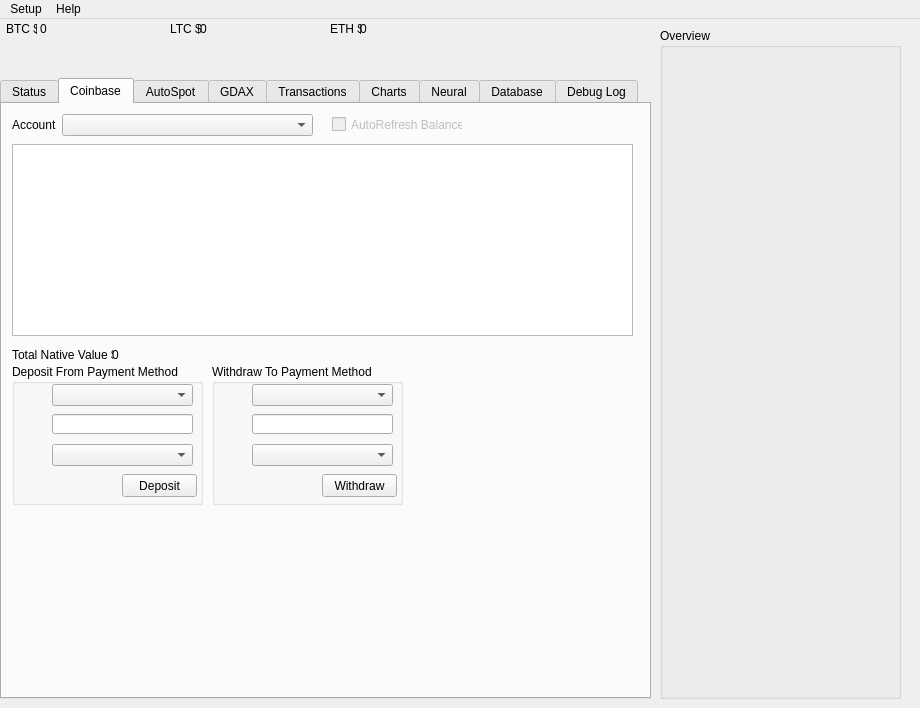
Qt form bpwindow.ui (Xenrutcon/bitProphet-Qt) before a commit.
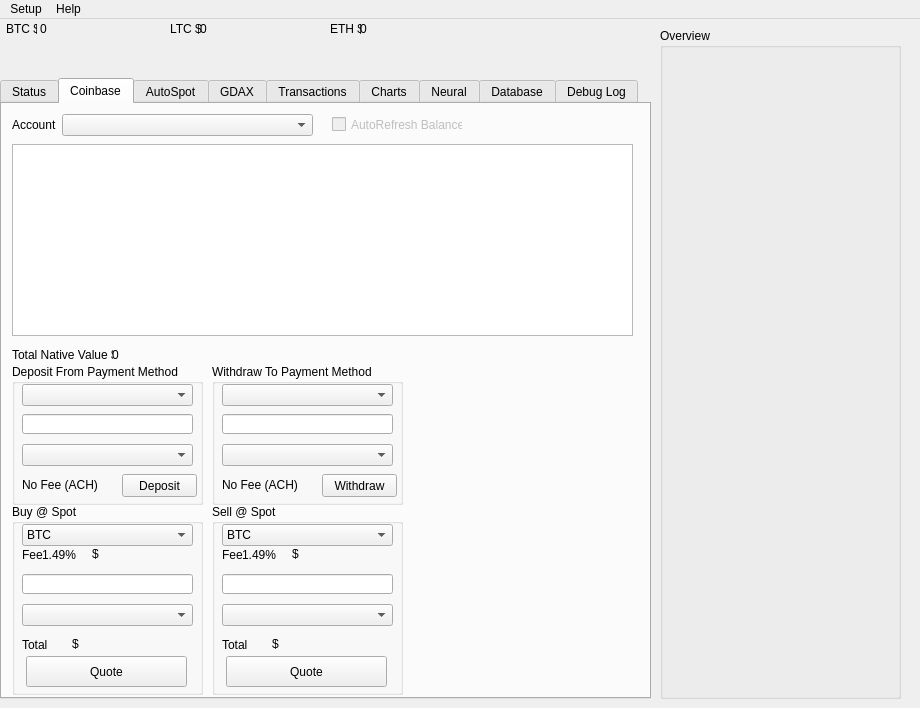
The same form after that commit. The open tabs and pages were chosen to show the change.

What changed in the file:
```diff
--- a/bpwindow.ui
+++ b/bpwindow.ui
@@ -163,9 +163,9 @@
       <widget class="QComboBox" name="mDepFromComboBox">
        <property name="geometry">
         <rect>
-         <x>40</x>
+         <x>10</x>
          <y>20</y>
-         <width>141</width>
+         <width>171</width>
          <height>22</height>
         </rect>
        </property>
@@ -173,9 +173,9 @@
       <widget class="QLineEdit" name="mDepositFromAmount">
        <property name="geometry">
         <rect>
-         <x>40</x>
+         <x>10</x>
          <y>50</y>
-         <width>141</width>
+         <width>171</width>
          <height>20</height>
         </rect>
        </property>
@@ -183,13 +183,26 @@
       <widget class="QComboBox" name="mDepToComboBox">
        <property name="geometry">
         <rect>
-         <x>40</x>
+         <x>10</x>
          <y>80</y>
-         <width>141</width>
+         <width>171</width>
          <height>22</height>
         </rect>
        </property>
       </widget>
+      <widget class="QLabel" name="label_15">
+       <property name="geometry">
+        <rect>
+         <x>10</x>
+         <y>110</y>
+         <width>91</width>
+         <height>21</height>
+        </rect>
+       </property>
+       <property name="text">
+        <string>No Fee (ACH)</string>
+       </property>
+      </widget>
      </widget>
      <widget class="QGroupBox" name="mWithdrawToPayMethodGroup">
       <property name="geometry">
@@ -219,9 +232,9 @@
       <widget class="QComboBox" name="mWithdrawToComboBox">
        <property name="geometry">
         <rect>
-         <x>40</x>
+         <x>10</x>
          <y>80</y>
-         <width>141</width>
+         <width>171</width>
          <height>22</height>
         </rect>
        </property>
@@ -229,9 +242,9 @@
       <widget class="QComboBox" name="mWithdrawFromComboBox">
        <property name="geometry">
         <rect>
-         <x>40</x>
+         <x>10</x>
          <y>20</y>
-         <width>141</width>
+         <width>171</width>
          <height>22</height>
         </rect>
        </property>
@@ -239,11 +252,296 @@
       <widget class="QLineEdit" name="mWithdrawToAmount">
        <property name="geometry">
         <rect>
-         <x>40</x>
+         <x>10</x>
          <y>50</y>
-         <width>141</width>
+         <width>171</width>
          <height>20</height>
         </rect>
+       </property>
+      </widget>
+      <widget class="QLabel" name="label_16">
+       <property name="geometry">
+        <rect>
+         <x>10</x>
+         <y>110</y>
+         <width>91</width>
+         <height>21</height>
+        </rect>
+       </property>
+       <property name="text">
+        <string>No Fee (ACH)</string>
+       </property>
+      </widget>
+     </widget>
+     <widget class="QGroupBox" name="mDepositFromPayMethodGroup_2">
+      <property name="geometry">
+       <rect>
+        <x>10</x>
+        <y>400</y>
+        <width>191</width>
+        <height>191</height>
+       </rect>
+      </property>
+      <property name="title">
+       <string>Buy @ Spot</string>
+      </property>
+      <widget class="QPushButton" name="mQuoteBuyForPaymentMethodButton">
+       <property name="geometry">
+        <rect>
+         <x>14</x>
+         <y>152</y>
+         <width>161</width>
+         <height>31</height>
+        </rect>
+       </property>
+       <property name="text">
+        <string>Quote</string>
+       </property>
+      </widget>
+      <widget class="QLineEdit" name="mDepositFromAmount_2">
+       <property name="geometry">
+        <rect>
+         <x>10</x>
+         <y>70</y>
+         <width>171</width>
+         <height>20</height>
+        </rect>
+       </property>
+      </widget>
+      <widget class="QComboBox" name="mSpotBuyWithPaymentMethodComboBox">
+       <property name="geometry">
+        <rect>
+         <x>10</x>
+         <y>100</y>
+         <width>171</width>
+         <height>22</height>
+        </rect>
+       </property>
+      </widget>
+      <widget class="QLabel" name="mBuyFeeLabel">
+       <property name="geometry">
+        <rect>
+         <x>80</x>
+         <y>40</y>
+         <width>101</width>
+         <height>20</height>
+        </rect>
+       </property>
+       <property name="text">
+        <string>$</string>
+       </property>
+      </widget>
+      <widget class="QComboBox" name="mDepToComboBox_3">
+       <property name="geometry">
+        <rect>
+         <x>10</x>
+         <y>20</y>
+         <width>171</width>
+         <height>22</height>
+        </rect>
+       </property>
+       <item>
+        <property name="text">
+         <string>BTC</string>
+        </property>
+       </item>
+       <item>
+        <property name="text">
+         <string>LTC</string>
+        </property>
+       </item>
+       <item>
+        <property name="text">
+         <string>ETH</string>
+        </property>
+       </item>
+      </widget>
+      <widget class="QLabel" name="label_6">
+       <property name="geometry">
+        <rect>
+         <x>10</x>
+         <y>40</y>
+         <width>21</width>
+         <height>21</height>
+        </rect>
+       </property>
+       <property name="text">
+        <string>Fee</string>
+       </property>
+      </widget>
+      <widget class="QLabel" name="label_7">
+       <property name="geometry">
+        <rect>
+         <x>30</x>
+         <y>40</y>
+         <width>41</width>
+         <height>21</height>
+        </rect>
+       </property>
+       <property name="text">
+        <string>1.49%</string>
+       </property>
+      </widget>
+      <widget class="QLabel" name="label_8">
+       <property name="geometry">
+        <rect>
+         <x>10</x>
+         <y>130</y>
+         <width>41</width>
+         <height>21</height>
+        </rect>
+       </property>
+       <property name="text">
+        <string>Total</string>
+       </property>
+      </widget>
+      <widget class="QLabel" name="mBuyTotalLabel">
+       <property name="geometry">
+        <rect>
+         <x>60</x>
+         <y>130</y>
+         <width>121</width>
+         <height>20</height>
+        </rect>
+       </property>
+       <property name="text">
+        <string>$</string>
+       </property>
+      </widget>
+     </widget>
+     <widget class="QGroupBox" name="mDepositFromPayMethodGroup_3">
+      <property name="geometry">
+       <rect>
+        <x>210</x>
+        <y>400</y>
+        <width>191</width>
+        <height>191</height>
+       </rect>
+      </property>
+      <property name="title">
+       <string>Sell @ Spot</string>
+      </property>
+      <widget class="QPushButton" name="mQuoteSellForPaymentMethodButton">
+       <property name="geometry">
+        <rect>
+         <x>14</x>
+         <y>152</y>
+         <width>161</width>
+         <height>31</height>
+        </rect>
+       </property>
+       <property name="text">
+        <string>Quote</string>
+       </property>
+      </widget>
+      <widget class="QLineEdit" name="mDepositFromAmount_3">
+       <property name="geometry">
+        <rect>
+         <x>10</x>
+         <y>70</y>
+         <width>171</width>
+         <height>20</height>
+        </rect>
+       </property>
+      </widget>
+      <widget class="QComboBox" name="mSpotSellWithPaymentMethodComboBox">
+       <property name="geometry">
+        <rect>
+         <x>10</x>
+         <y>100</y>
+         <width>171</width>
+         <height>22</height>
+        </rect>
+       </property>
+      </widget>
+      <widget class="QLabel" name="mSellFeeLabel">
+       <property name="geometry">
+        <rect>
+         <x>80</x>
+         <y>40</y>
+         <width>101</width>
+         <height>20</height>
+        </rect>
+       </property>
+       <property name="text">
+        <string>$</string>
+       </property>
+      </widget>
+      <widget class="QComboBox" name="mDepToComboBox_5">
+       <property name="geometry">
+        <rect>
+         <x>10</x>
+         <y>20</y>
+         <width>171</width>
+         <height>22</height>
+        </rect>
+       </property>
+       <item>
+        <property name="text">
+         <string>BTC</string>
+        </property>
+       </item>
+       <item>
+        <property name="text">
+         <string>LTC</string>
+        </property>
+       </item>
+       <item>
+        <property name="text">
+         <string>ETH</string>
+        </property>
+       </item>
+      </widget>
+      <widget class="QLabel" name="label_11">
+       <property name="geometry">
+        <rect>
+         <x>10</x>
+         <y>40</y>
+         <width>21</width>
+         <height>21</height>
+        </rect>
+       </property>
+       <property name="text">
+        <string>Fee</string>
+       </property>
+      </widget>
+      <widget class="QLabel" name="label_12">
+       <property name="geometry">
+        <rect>
+         <x>30</x>
+         <y>40</y>
+         <width>41</width>
+         <height>21</height>
+        </rect>
+       </property>
+       <property name="text">
+        <string>1.49%</string>
+       </property>
+      </widget>
+      <widget class="QLabel" name="label_13">
+       <property name="geometry">
+        <rect>
+         <x>10</x>
+         <y>130</y>
+         <width>41</width>
+         <height>21</height>
+        </rect>
+       </property>
+       <property name="text">
+        <string>Total</string>
+       </property>
+      </widget>
+      <widget class="QLabel" name="mSellTotalLabel">
+       <property name="geometry">
+        <rect>
+         <x>60</x>
+         <y>130</y>
+         <width>121</width>
+         <height>20</height>
+        </rect>
+       </property>
+       <property name="text">
+        <string>$</string>
        </property>
       </widget>
      </widget>
```
Left out of the diff: 2 changed lines with no effect on the pictures.
